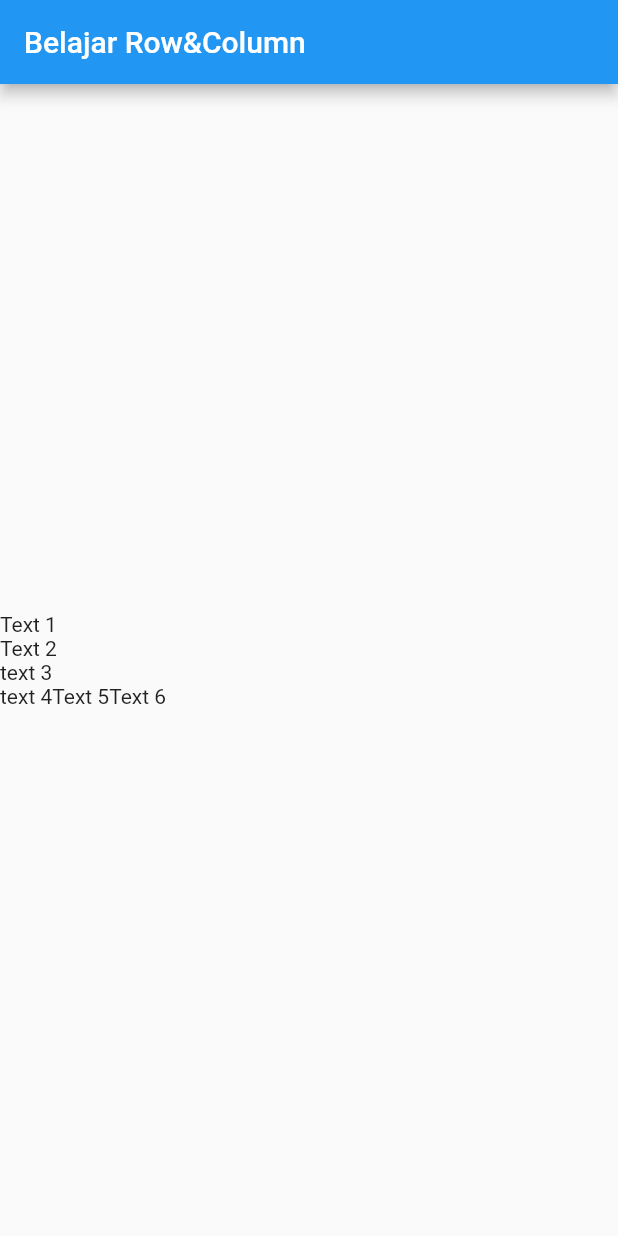
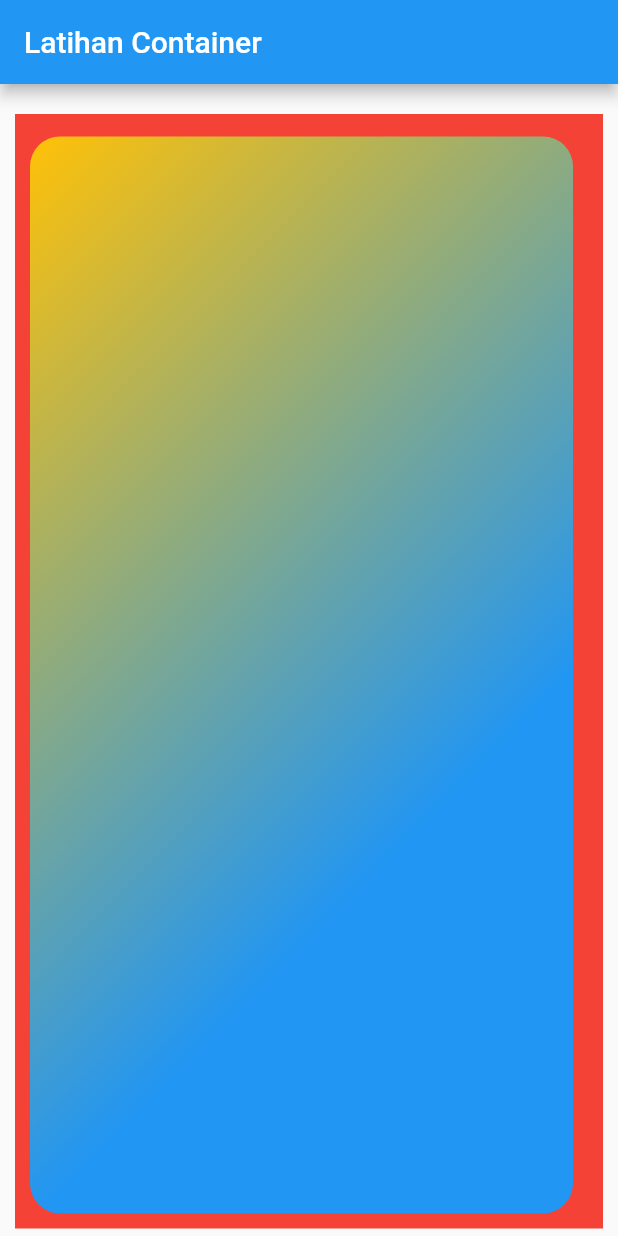
Before and after one commit to badrey19/belajar-flutter, a Flutter app: the screen it shows after launch, on a phone screen of 412 x 824 dp. Run offline on Flutter 3.47's test engine with Material 2 defaults, Android fonts, the phone set to English and light mode, and no system bars.

Commit message:
belajar container widget

```diff
--- a/hello_world/lib/main.dart
+++ b/hello_world/lib/main.dart
@@ -10,19 +10,20 @@ class myApp extends StatelessWidget {
     return MaterialApp(
       home: Scaffold(
         appBar: AppBar(
-          title: Text('Belajar Row&Column'),
+          title: Text('Latihan Container'),
         ),
-        body: Column(
-          mainAxisAlignment: MainAxisAlignment.center,
-          crossAxisAlignment: CrossAxisAlignment.start,
-          children: [
-            Text('Text 1'),
-            Text('Text 2'),
-            Text('text 3'),
-            Row(
-              children: [Text('text 4'), Text('Text 5'), Text('Text 6')],
-            )
-          ],
+        body: Container(
+          color: Colors.red,
+          margin: EdgeInsets.fromLTRB(10, 20, 10, 5),
+          padding: EdgeInsets.only(top: 5, right: 10),
+          child: Container(
+            margin: EdgeInsets.all(10),
+            decoration: BoxDecoration(
+                borderRadius: BorderRadius.circular(20),
+                gradient: LinearGradient(
+                    begin: Alignment.topLeft,
+                    colors: <Color>[Colors.amber, Colors.blue])),
+          ),
         ),
       ),
     );
```
